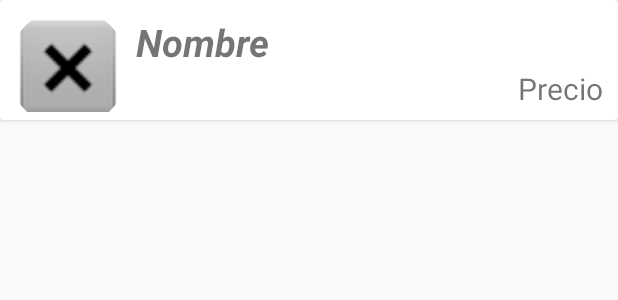
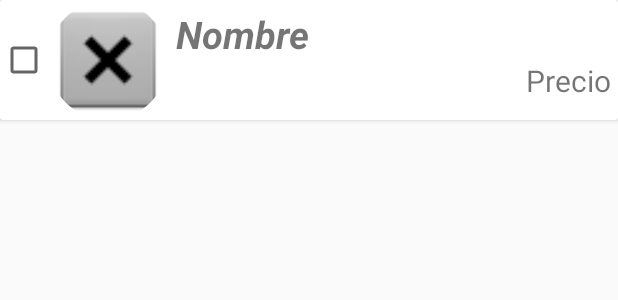
Before and after one commit to osvaldodiazapata/Tarea2, an Android app: the layout cardview_detalle.xml on its own in the app's theme, with its tools: preview values and no code run, on a phone screen of 412 x 824 dp. Shown: the top 300 px of the screen. Run offline under Robolectric (Android 15) with nearby library versions, the phone set to English and light mode, and no system bars.

Commit message:
presentacion Avance 4

```diff
--- a/app/src/main/res/layout/activity_main.xml
+++ b/app/src/main/res/layout/activity_main.xml
@@ -31,7 +31,7 @@
         android:layout_width="wrap_content"
         android:layout_height="wrap_content"
         android:text="@string/Empezar"
-        android:background="@color/colorPrimary"
+        android:background="@color/peru"
         android:onClick="buttonClick"/>
 
 </LinearLayout>
--- a/app/src/main/res/layout/activity_qr.xml
+++ b/app/src/main/res/layout/activity_qr.xml
@@ -31,8 +31,9 @@
         android:layout_height="wrap_content"
         android:layout_gravity="center"
         android:onClick="buttonclicked"
-        android:text="CaptureCode"
+        android:text="Capture-Code PUSH"
         android:textSize="10dp"
+        android:background="@color/colorPrimary"
         tools:ignore="OnClick" />
 
 </LinearLayout>
--- a/app/src/main/res/layout/cardview_detalle.xml
+++ b/app/src/main/res/layout/cardview_detalle.xml
@@ -10,9 +10,14 @@
 
     <LinearLayout
         android:layout_width="match_parent"
-        android:layout_height="match_parent"
+        android:layout_height="wrap_content"
         android:orientation="horizontal"
-        android:padding="5dp">
+        >
+
+        <CheckBox
+            android:layout_width="wrap_content"
+            android:layout_height="wrap_content"
+            android:layout_gravity="center"/>
 
         <de.hdodenhof.circleimageview.CircleImageView
             xmlns:app="http://schemas.android.com/apk/res-auto"
--- a/app/src/main/res/layout/fragment_productos.xml
+++ b/app/src/main/res/layout/fragment_productos.xml
@@ -9,6 +9,7 @@
         android:layout_width="match_parent"
         android:layout_height="match_parent"
         android:id="@+id/recyclerview"
+        android:background="@color/darkgoldenrod"
          />
 
 </FrameLayout>
```
